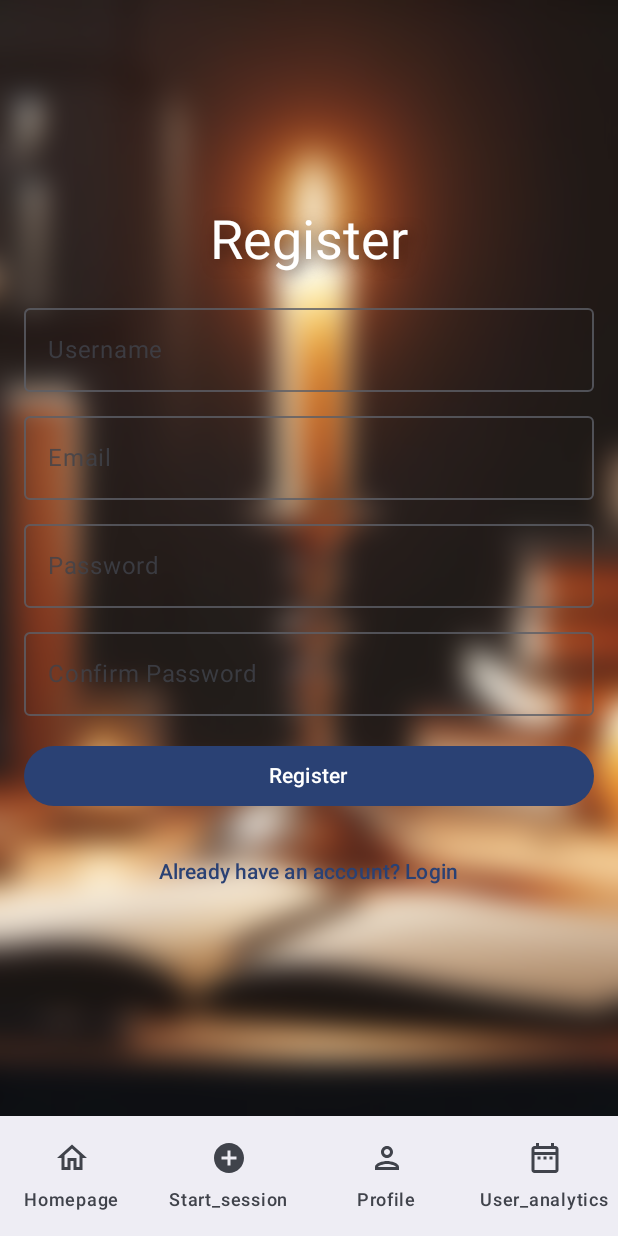
After one commit to Nosver/FocusLit, an Android app built with Jetpack Compose: the RegisterScreen screen opened through its navigation route, on a phone screen of 412 x 824 dp. The commit adds this screen. Run offline under Robolectric (Android 15) with nearby library versions, the phone set to English and light mode, and no system bars.

Commit message:
add registerscreen

```diff
--- a/FocusLit-Android/app/src/main/java/com/focus/lit/ui/navigation/NavigationGraph.kt
+++ b/FocusLit-Android/app/src/main/java/com/focus/lit/ui/navigation/NavigationGraph.kt
@@ -16,6 +16,7 @@ import com.focus.lit.ui.view.SettingsScreen
 import com.focus.lit.ui.view.StartSessionScreen
 import com.focus.lit.ui.view.TimerScreen
 import com.focus.lit.ui.view.UserAnalyticsScreen
+import com.focus.lit.ui.view.RegisterScreen
 
 @Composable
 fun NavigationGraph(navController: NavHostController) {
@@ -24,6 +25,7 @@ fun NavigationGraph(navController: NavHostController) {
         composable(Screen.StartSession.route) { StartSessionScreen(navController) }
         composable(Screen.Profile.route) { ProfileScreen(navController) }
         composable(Screen.Login.route) { LoginScreen(navController) }
+        composable(Screen.Register.route) { RegisterScreen(navController) }
         composable(Screen.AddTag.route){AddTagScreen(navController)}
         composable(Screen.UserAnalytics.route){UserAnalyticsScreen(navController)}
         composable(
--- a/FocusLit-Android/app/src/main/java/com/focus/lit/ui/navigation/Routes.kt
+++ b/FocusLit-Android/app/src/main/java/com/focus/lit/ui/navigation/Routes.kt
@@ -1,11 +1,9 @@
-package com.focus.lit.ui.navigation
-
-
 sealed class Screen(val route: String) {
     object Homepage : Screen("homepage")
-    object StartSession : Screen("start Session")
+    object StartSession : Screen("start_session")
     object Profile : Screen("profile")
     object Login : Screen("login")
+    object Register : Screen("register")  // Register için
     object AddTag : Screen("add_tag")
     object UserAnalytics : Screen("user_analytics")
     object Timer : Screen("timer")
--- /dev/null
+++ b/FocusLit-Android/app/src/main/java/com/focus/lit/ui/view/RegisterScreen.kt
@@ -0,0 +1,130 @@
+package com.focus.lit.ui.view
+
+import androidx.compose.foundation.Image
+import androidx.compose.foundation.layout.*
+import androidx.compose.material3.*
+import androidx.compose.runtime.*
+import androidx.compose.ui.Alignment
+import androidx.compose.ui.Modifier
+import androidx.compose.ui.draw.alpha
+import androidx.compose.ui.draw.blur
+import androidx.compose.ui.graphics.Color
+import androidx.compose.ui.graphics.Shadow
+import androidx.compose.ui.layout.ContentScale
+import androidx.compose.ui.res.painterResource
+import androidx.compose.ui.text.TextStyle
+import androidx.compose.ui.text.input.PasswordVisualTransformation
+import androidx.compose.ui.unit.dp
+import androidx.compose.ui.unit.sp
+import androidx.compose.ui.geometry.Offset
+import androidx.navigation.NavController
+import com.focus.lit.R
+
+@Composable
+fun RegisterScreen(navController: NavController) {
+    var username by remember { mutableStateOf("") }
+    var email by remember { mutableStateOf("") }
+    var password by remember { mutableStateOf("") }
+    var confirmPassword by remember { mutableStateOf("") }
+
+    Box(
+        modifier = Modifier
+            .fillMaxSize()
+    ) {
+        Image(
+            painter = painterResource(id = R.drawable.login_image),
+            contentDescription = "Register Background",
+            contentScale = ContentScale.Crop,
+            modifier = Modifier
+                .fillMaxSize()
+                .blur(16.dp)
+        )
+        Column(
+            modifier = Modifier
+                .fillMaxSize()
+                .padding(16.dp),
+            verticalArrangement = Arrangement.Center,
+            horizontalAlignment = Alignment.CenterHorizontally
+        ) {
+            Text(
+                text = "Register",
+                style = TextStyle(
+                    color = Color.White,
+                    fontSize = 36.sp,
+                    shadow = Shadow(
+                        color = Color.Black.copy(alpha = 0.5f),
+                        offset = Offset(4f, 4f),
+                        blurRadius = 12f
+                    )
+                )
+            )
+            Spacer(modifier = Modifier.height(16.dp))
+
+            OutlinedTextField(
+                value = username,
+                onValueChange = { username = it },
+                label = { Text("Username") },
+                modifier = Modifier
+                    .fillMaxWidth()
+                    .alpha(0.8f)
+            )
+            Spacer(modifier = Modifier.height(8.dp))
+
+            OutlinedTextField(
+                value = email,
+                onValueChange = { email = it },
+                label = { Text("Email") },
+                modifier = Modifier
+                    .fillMaxWidth()
+                    .alpha(0.8f)
+            )
+            Spacer(modifier = Modifier.height(8.dp))
+
+            OutlinedTextField(
+                value = password,
+                onValueChange = { password = it },
+                label = { Text("Password") },
+                visualTransformation = PasswordVisualTransformation(),
+                modifier = Modifier
+                    .fillMaxWidth()
+                    .alpha(0.8f)
+            )
+            Spacer(modifier = Modifier.height(8.dp))
+
+            OutlinedTextField(
+                value = confirmPassword,
+                onValueChange = { confirmPassword = it },
+                label = { Text("Confirm Password") },
+                visualTransformation = PasswordVisualTransformation(),
+                modifier = Modifier
+                    .fillMaxWidth()
+                    .alpha(0.8f)
+            )
+            Spacer(modifier = Modifier.height(16.dp))
+
+            Button(
+                onClick = { handleRegister(navController) },
+                modifier = Modifier.fillMaxWidth(),
+                colors = ButtonDefaults.buttonColors(containerColor = MaterialTheme.colorScheme.primary)
+            ) {
+                Text("Register")
+            }
+
+            Spacer(modifier = Modifier.height(16.dp))
+
+            TextButton(
+                onClick = { navController.navigate("login") },
+                modifier = Modifier.fillMaxWidth()
+            ) {
+                Text("Already have an account? Login")
+            }
+        }
+    }
+}
+
+fun handleRegister(navController: NavController) {
+
+    navController.navigate("homepage") {
+        popUpTo("register") { inclusive = true }
+    }
+}
--- a/FocusLit-Android/gradle/libs.versions.toml
+++ b/FocusLit-Android/gradle/libs.versions.toml
@@ -1,5 +1,5 @@
 [versions]
-agp = "8.8.2"
+agp = "8.5.0"
 coilCompose = "2.5.0"
 kotlin = "2.0.0"
 coreKtx = "1.10.1"
```
Also changed, not shown: FocusLit-Android/gradle/wrapper/gradle-wrapper.properties, 1 other file.
